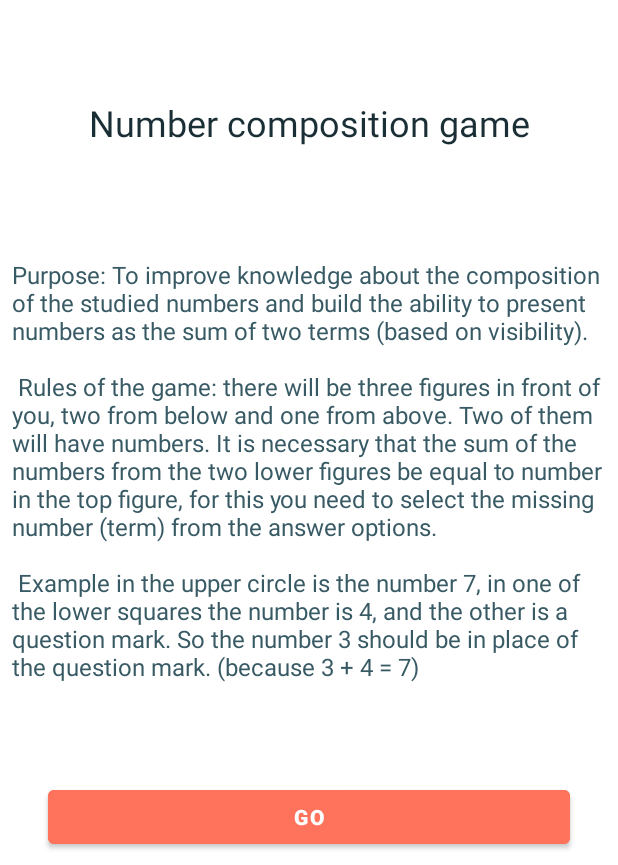
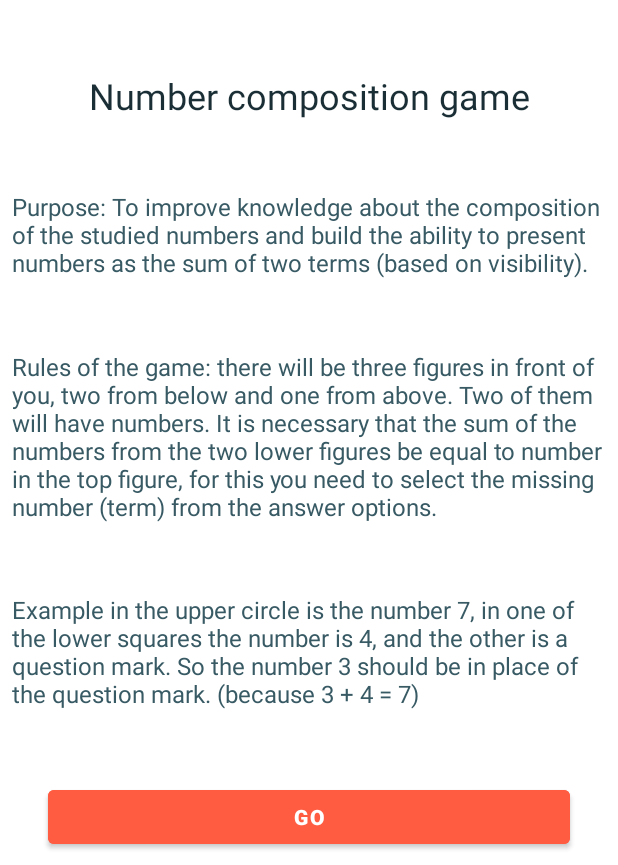
Before and after one commit to emdasoft/My_Game_Numbers, an Android app: the screen it shows after launch (MainActivity), on a phone screen of 412 x 824 dp, the part 371-1236 px from its top. Run offline under Robolectric (Android 15) with nearby library versions, the phone set to English and light mode, and no system bars.

Commit message:
rebuild_some_design

```diff
--- a/app/build.gradle
+++ b/app/build.gradle
@@ -45,6 +45,7 @@ dependencies {
     implementation 'androidx.appcompat:appcompat:1.6.1'
     implementation 'com.google.android.material:material:1.8.0'
     implementation 'androidx.constraintlayout:constraintlayout:2.1.4'
+    implementation 'com.google.android.gms:play-services-ads:22.0.0'
     testImplementation 'junit:junit:4.13.2'
     androidTestImplementation 'androidx.test.ext:junit:1.1.5'
     androidTestImplementation 'androidx.test.espresso:espresso-core:3.5.1'
--- a/app/src/main/AndroidManifest.xml
+++ b/app/src/main/AndroidManifest.xml
@@ -21,6 +21,10 @@
                 <category android:name="android.intent.category.LAUNCHER" />
             </intent-filter>
         </activity>
+
+        <meta-data
+            android:name="com.google.android.gms.ads.APPLICATION_ID"
+            android:value="ca-app-pub-3940256099942544~3347511713" />
     </application>
 
 </manifest>
--- a/app/src/main/res/layout/fragment_result.xml
+++ b/app/src/main/res/layout/fragment_result.xml
@@ -12,6 +12,7 @@
         android:layout_width="match_parent"
         android:layout_height="0dp"
         android:src="@drawable/fun_smile"
+        android:contentDescription="@string/result_image_desc"
         app:layout_constraintBottom_toTopOf="@id/guideline"
         app:layout_constraintEnd_toEndOf="parent"
         app:layout_constraintStart_toStartOf="parent"
@@ -92,9 +93,11 @@
         android:layout_marginEnd="16dp"
         android:layout_marginBottom="8dp"
         android:text="@string/retry_button"
+        android:textStyle="bold"
         app:layout_constraintBottom_toBottomOf="parent"
         app:layout_constraintEnd_toEndOf="parent"
         app:layout_constraintStart_toStartOf="parent"
-        app:layout_constraintTop_toBottomOf="@id/cardView" />
+        app:layout_constraintTop_toBottomOf="@id/cardView"
+        tools:ignore="VisualLintButtonSize" />
 
 </androidx.constraintlayout.widget.ConstraintLayout>
--- a/app/src/main/res/layout/fragment_welcome.xml
+++ b/app/src/main/res/layout/fragment_welcome.xml
@@ -17,12 +17,15 @@
             android:layout_height="0dp"
             android:layout_gravity="center"
             android:layout_marginTop="8dp"
-            android:contentDescription="logo image"
+            android:layout_weight="3"
+            android:contentDescription="@string/logo_image_desc"
             android:src="@drawable/logo"
             app:layout_constraintBottom_toTopOf="@id/guideline30percents"
             app:layout_constraintEnd_toEndOf="parent"
             app:layout_constraintStart_toStartOf="parent"
-            app:layout_constraintTop_toTopOf="parent" />
+            app:layout_constraintTop_toTopOf="parent"
+            tools:ignore="ImageContrastCheck" />
+
 
         <androidx.constraintlayout.widget.Guideline
             android:id="@+id/guideline30percents"
@@ -32,17 +35,31 @@
             app:layout_constraintGuide_percent="0.3" />
 
         <TextView
-            android:id="@+id/tvTitle"
+            android:id="@+id/tv_title"
             android:layout_width="match_parent"
             android:layout_height="wrap_content"
             android:gravity="center"
             android:text="@string/title"
             android:textColor="@color/main_dark"
             android:textSize="24sp"
+            app:layout_constraintBottom_toTopOf="@id/tv_target"
+            app:layout_constraintEnd_toEndOf="parent"
+            app:layout_constraintStart_toStartOf="parent"
+            app:layout_constraintTop_toBottomOf="@id/guideline30percents" />
+
+        <TextView
+            android:id="@+id/tv_target"
+            android:layout_width="match_parent"
+            android:layout_height="wrap_content"
+            android:layout_marginStart="8dp"
+            android:layout_marginEnd="8dp"
+            android:text="@string/target"
+            android:textColor="@color/main_light"
+            android:textSize="16sp"
             app:layout_constraintBottom_toTopOf="@id/tv_rules"
             app:layout_constraintEnd_toEndOf="parent"
             app:layout_constraintStart_toStartOf="parent"
-            app:layout_constraintTop_toBottomOf="@id/guideline30percents" />
+            app:layout_constraintTop_toBottomOf="@+id/tv_title" />
 
         <TextView
             android:id="@+id/tv_rules"
@@ -50,14 +67,27 @@
             android:layout_height="wrap_content"
             android:layout_marginStart="8dp"
             android:layout_marginEnd="8dp"
-            android:layout_marginTop="8dp"
             android:text="@string/rules"
             android:textColor="@color/main_light"
             android:textSize="16sp"
+            app:layout_constraintBottom_toTopOf="@id/tv_example"
             app:layout_constraintEnd_toEndOf="parent"
             app:layout_constraintStart_toStartOf="parent"
-            app:layout_constraintTop_toBottomOf="@+id/tvTitle"
-            app:layout_constraintBottom_toTopOf="@id/go_button"/>
+            app:layout_constraintTop_toBottomOf="@+id/tv_target" />
+
+        <TextView
+            android:id="@+id/tv_example"
+            android:layout_width="match_parent"
+            android:layout_height="wrap_content"
+            android:layout_marginStart="8dp"
+            android:layout_marginEnd="8dp"
+            android:text="@string/example"
+            android:textColor="@color/main_light"
+            android:textSize="16sp"
+            app:layout_constraintBottom_toTopOf="@id/go_button"
+            app:layout_constraintEnd_toEndOf="parent"
+            app:layout_constraintStart_toStartOf="parent"
+            app:layout_constraintTop_toBottomOf="@+id/tv_rules" />
 
         <com.google.android.material.button.MaterialButton
             android:id="@+id/go_button"
@@ -66,13 +96,14 @@
             android:layout_marginStart="32dp"
             android:layout_marginEnd="32dp"
             android:layout_marginBottom="8dp"
-            android:textStyle="bold"
-            android:backgroundTint="@color/main_red"
+            android:backgroundTint="@color/main_red_v2"
             android:text="@string/go_button"
             android:textColor="@color/white"
+            android:textStyle="bold"
             app:layout_constraintBottom_toBottomOf="parent"
             app:layout_constraintEnd_toEndOf="parent"
-            app:layout_constraintStart_toStartOf="parent" />
+            app:layout_constraintStart_toStartOf="parent"
+            tools:ignore="VisualLintButtonSize" />
 
     </androidx.constraintlayout.widget.ConstraintLayout>
 
--- a/app/src/main/res/values/strings.xml
+++ b/app/src/main/res/values/strings.xml
@@ -2,15 +2,19 @@
     <string name="app_name">Numbers</string>
     <string name="go_button">Go</string>
     <string name="title">Number composition game</string>
+    <string name="target">
+        Purpose: To improve knowledge about the composition of the studied numbers and
+        build the ability to present numbers as the sum of two terms (based on visibility).
+    </string>
     <string name="rules">
-        Purpose: To improve knowledge about the composition of the studied numbers and
-        build the ability to present numbers as the sum of two terms (based on visibility). \n\n
         Rules of the game: there will be three figures in front of you,
         two from below and one from above.
         Two of them will have numbers. It is necessary that the sum of the numbers
         from the two lower figures be equal to
         number in the top figure, for this you need to select the missing number
-        (term) from the answer options. \n\n
+        (term) from the answer options.
+    </string>
+    <string name="example">
         Example in the upper circle is the number 7, in one of the lower squares the number is 4,
         and the other is a question mark. So the number 3 should be in place of the question mark.
         (because 3 + 4 = 7)
@@ -32,4 +36,6 @@
         Normal level: sum of number up to <b>20</b> \n
         Hard level: sum of number up to <b>100</b>
     </string>
+    <string name="result_image_desc">result image</string>
+    <string name="logo_image_desc">logo image</string>
 </resources>
--- a/app/src/main/res/values/themes.xml
+++ b/app/src/main/res/values/themes.xml
@@ -2,11 +2,11 @@
     <!-- Base application theme. -->
     <style name="Theme.MyGameNumbers" parent="Theme.MaterialComponents.Light.NoActionBar">
         <!-- Primary brand color. -->
-        <item name="colorPrimary">@color/main_red</item>
-        <item name="colorPrimaryVariant">@color/main_red</item>
+        <item name="colorPrimary">@color/main_red_v2</item>
+        <item name="colorPrimaryVariant">@color/main_red_v2</item>
         <item name="colorOnPrimary">@color/white</item>
         <!-- Status bar color. -->
-        <item name="android:statusBarColor">@color/main_red</item>
+        <item name="android:statusBarColor">@color/main_red_v2</item>
         <!-- Customize your theme here. -->
     </style>
 </resources>
```
Also changed, not shown: app/src/main/res/layout/fragment_choose_level.xml (+10 -6 lines), app/src/main/res/layout/fragment_game.xml (+5 -4 lines), app/src/main/res/values/colors.xml (+8 -1 lines), 1 other file.
